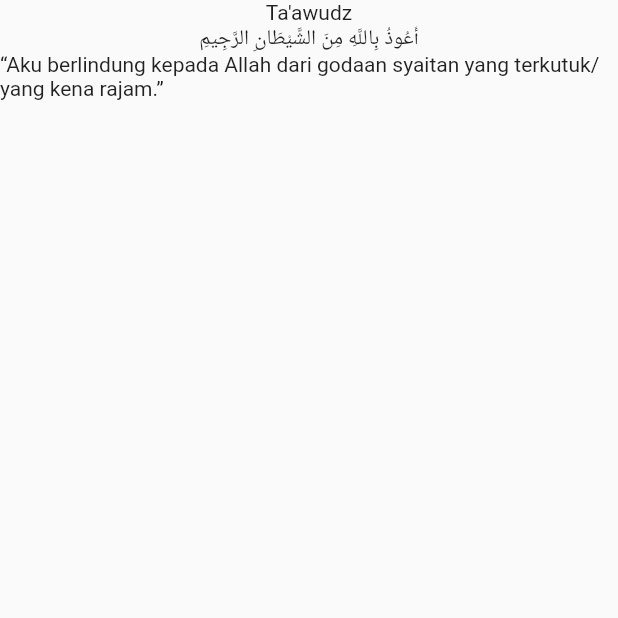
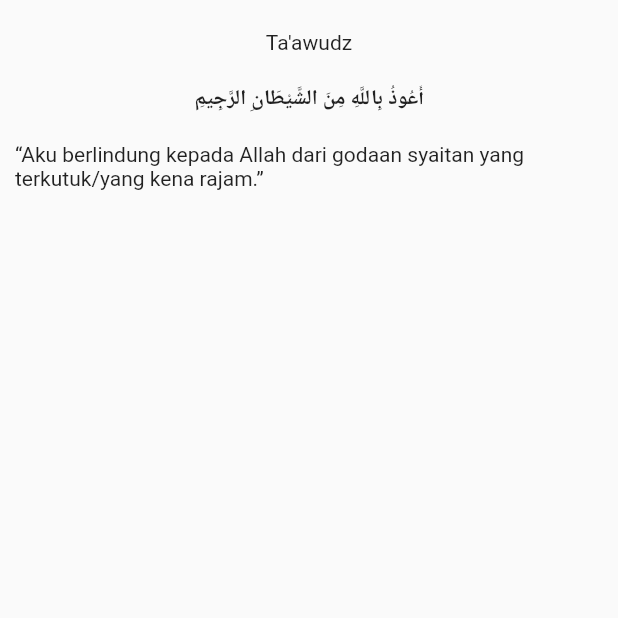
Before and after one commit to AhsanRizqullah/flutter_appdzikir, a Flutter app: the pageViewDzikirPagi screen opened directly, on a phone screen of 412 x 824 dp, the top half of it. Run offline on Flutter 3.47's test engine with Material 2 defaults, Android fonts, the phone set to English and light mode, and no system bars.

Commit message:
Innitial Commit

```diff
--- a/lib/home_app_content_dzikir_pagi.dart
+++ b/lib/home_app_content_dzikir_pagi.dart
@@ -20,13 +20,23 @@ class _pageViewDzikirPagiState extends State<pageViewDzikirPagi> {
           String artiDzikir = dzikirPagi[index].arti;
 
           return Scaffold(
-            body: Column(
+            body: ListView(
               children: <Widget>[
-                Text(judulDzikir),
-                Text(arabDzikir),
-                Text(artiDzikir)
+                Padding(
+                  padding: const EdgeInsets.symmetric(horizontal: 10, vertical: 20),
+                  child: Column(
+                    mainAxisAlignment: MainAxisAlignment.spaceEvenly,
+                    children: <Widget>[
+                      Text(judulDzikir, style: judulTextStyle,),
+                      SizedBox(height: 20,),
+                      Text(arabDzikir,  textAlign: TextAlign.right, style: arabTextStyle  ,),
+                      SizedBox(height: 20,),
+                      Text(artiDzikir)
+                    ],
+                  ),
+                ),
               ],
-            ),
+            )
           );
         },
       ),
--- a/lib/public_asset.dart
+++ b/lib/public_asset.dart
@@ -1,3 +1,5 @@
+import 'package:flutter/material.dart';
+
 class Dzikir {
   String judul;
   String arab;
@@ -235,3 +237,9 @@ List<Dzikir> dzikirPetang = [
   Dzikir("", "أَسْتَغْفِرُ اللهَ وَأَتُوْبُ إِلَيْهِ",
       "Astagh-firullah wa atuubu ilaih. \n\nArtinya: \n\n\“Aku memohon ampun kepada Allah dan bertobat kepada-Nya.\” [Dibaca 100 x dalam sehari].[18]\n\n[18] HR. Bukhari no. 6307 dan Muslim no. 2702."),
 ];
+
+
+
+final judulTextStyle = TextStyle(fontWeight: FontWeight.w400, );
+
+final arabTextStyle = TextStyle(fontWeight: FontWeight.bold, );
```
